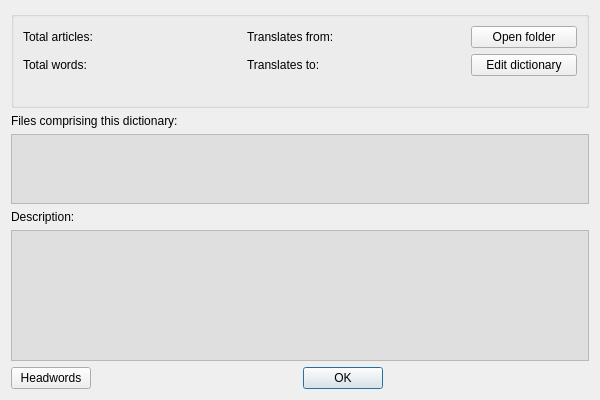
Qt form dictinfo.ui (xiaoyifang/goldendict-ng) before a commit.
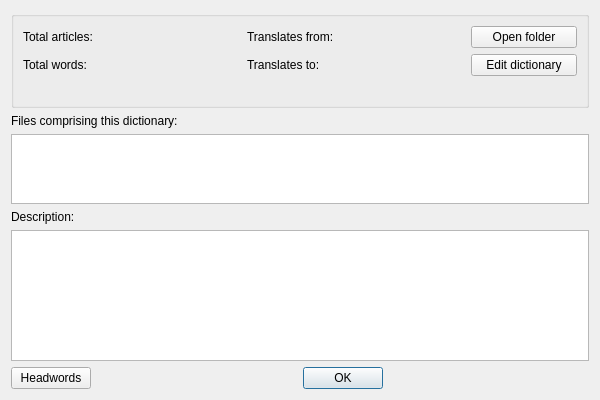
The same form after that commit.

Commit message: fix: when in darkmode ,dictionary info panel background text is unclear

The edit to the form file:
```diff
--- a/dictinfo.ui
+++ b/dictinfo.ui
@@ -151,43 +151,6 @@
        <height>70</height>
       </size>
      </property>
-     <property name="palette">
-      <palette>
-       <active>
-        <colorrole role="Base">
-         <brush brushstyle="SolidPattern">
-          <color alpha="255">
-           <red>224</red>
-           <green>223</green>
-           <blue>223</blue>
-          </color>
-         </brush>
-        </colorrole>
-       </active>
-       <inactive>
-        <colorrole role="Base">
-         <brush brushstyle="SolidPattern">
-          <color alpha="255">
-           <red>224</red>
-           <green>223</green>
-           <blue>223</blue>
-          </color>
-         </brush>
-        </colorrole>
-       </inactive>
-       <disabled>
-        <colorrole role="Base">
-         <brush brushstyle="SolidPattern">
-          <color alpha="255">
-           <red>212</red>
-           <green>208</green>
-           <blue>200</blue>
-          </color>
-         </brush>
-        </colorrole>
-       </disabled>
-      </palette>
-     </property>
      <property name="toolTip">
       <string notr="true"/>
      </property>
@@ -214,43 +177,6 @@
    </item>
    <item>
     <widget class="QPlainTextEdit" name="infoLabel">
-     <property name="palette">
-      <palette>
-       <active>
-        <colorrole role="Base">
-         <brush brushstyle="SolidPattern">
-          <color alpha="255">
-           <red>224</red>
-           <green>223</green>
-           <blue>223</blue>
-          </color>
-         </brush>
-        </colorrole>
-       </active>
-       <inactive>
-        <colorrole role="Base">
-         <brush brushstyle="SolidPattern">
-          <color alpha="255">
-           <red>224</red>
-           <green>223</green>
-           <blue>223</blue>
-          </color>
-         </brush>
-        </colorrole>
-       </inactive>
-       <disabled>
-        <colorrole role="Base">
-         <brush brushstyle="SolidPattern">
-          <color alpha="255">
-           <red>212</red>
-           <green>208</green>
-           <blue>200</blue>
-          </color>
-         </brush>
-        </colorrole>
-       </disabled>
-      </palette>
-     </property>
      <property name="toolTip">
       <string notr="true"/>
      </property>
```
The commit also changes 2 other files.
